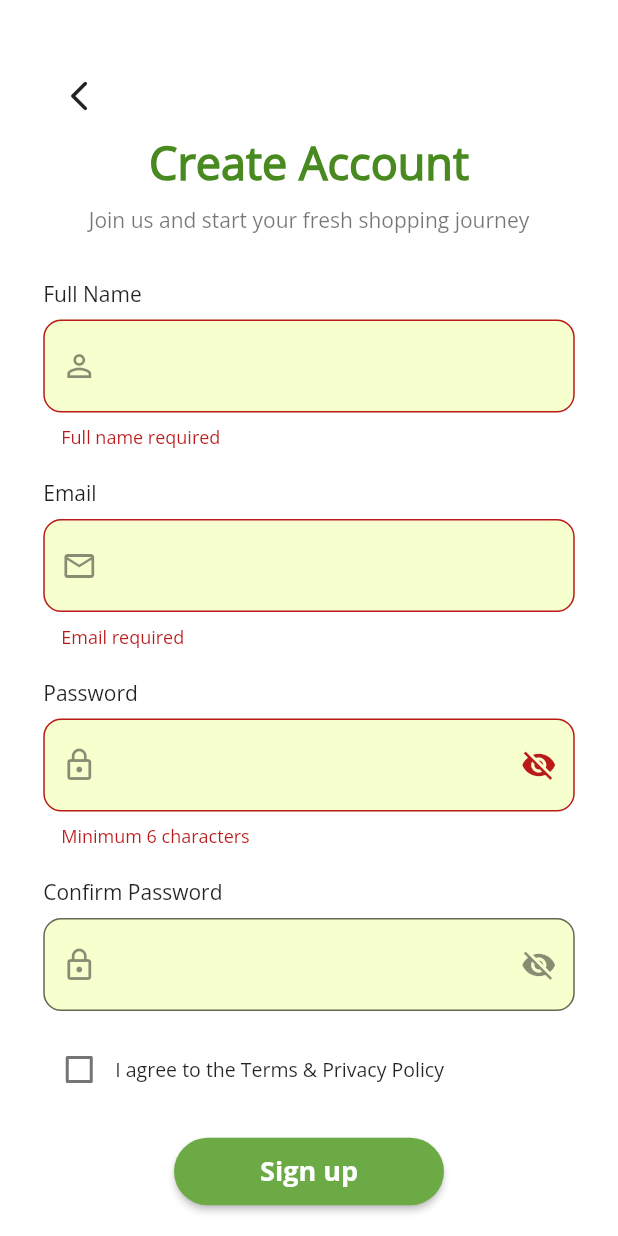
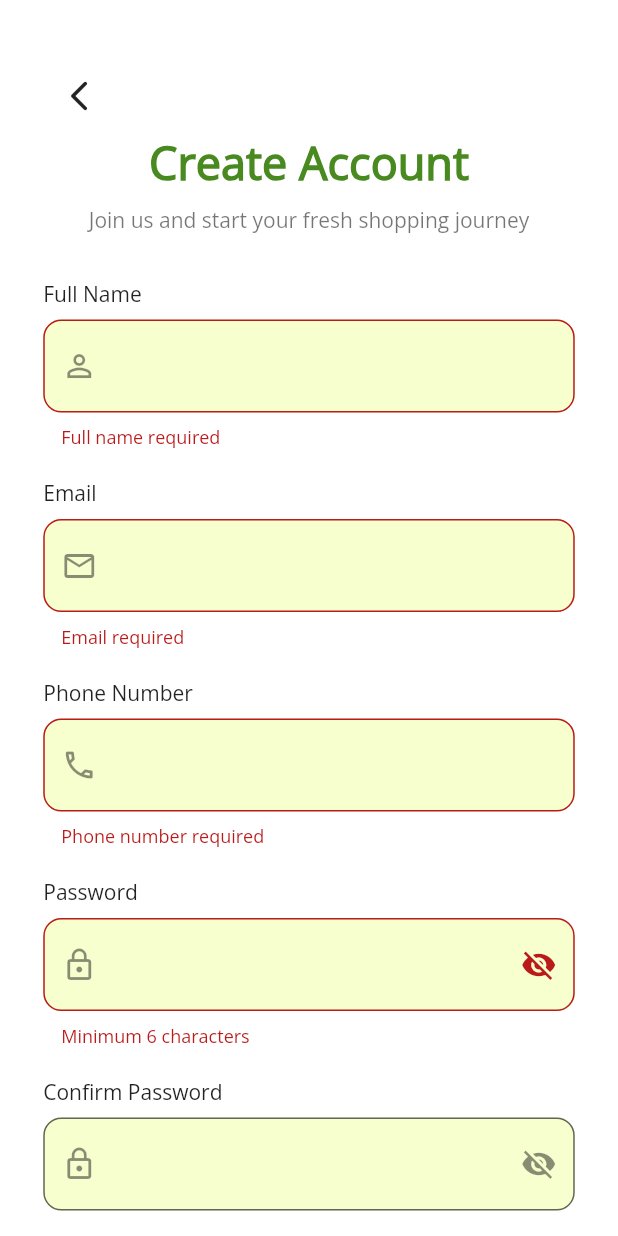
Before and after one commit to Sabyatakarki/mini_grocery_app, a Flutter app: the CreateAccountScreen screen opened directly, after a tap on "Sign up", on a phone screen of 412 x 824 dp. Run offline on Flutter 3.47's test engine with Material 3 defaults, Android fonts, the phone set to English and light mode, and no system bars; our stand-ins replace connectivity_plus, dartz, dio, equatable, flutter_riverpod, flutter_secure_storage and 3 more; missing offline and left inert: dio_smart_retry; accounts and stored records are empty.

Commit message:
final code of sprint 4

```diff
--- a/lib/features/auth/presentation/pages/createaccountscreen.dart
+++ b/lib/features/auth/presentation/pages/createaccountscreen.dart
@@ -19,6 +19,7 @@ class _CreateAccountScreenState extends ConsumerState<CreateAccountScreen> {
 
   final TextEditingController fullNameController = TextEditingController();
   final TextEditingController emailController = TextEditingController();
+  final TextEditingController phoneController = TextEditingController();
   final TextEditingController passController = TextEditingController();
   final TextEditingController confirmPassController = TextEditingController();
 
@@ -31,6 +32,7 @@ class _CreateAccountScreenState extends ConsumerState<CreateAccountScreen> {
   void dispose() {
     fullNameController.dispose();
     emailController.dispose();
+    phoneController.dispose();
     passController.dispose();
     confirmPassController.dispose();
     super.dispose();
@@ -58,6 +60,7 @@ class _CreateAccountScreenState extends ConsumerState<CreateAccountScreen> {
           fullName: fullNameController.text.trim(),
           email: emailController.text.trim(),
           username: emailController.text.trim(),
+          phoneNumber: phoneController.text.trim(), // added phone
           password: passController.text.trim(),
         ),
       );
@@ -71,6 +74,8 @@ class _CreateAccountScreenState extends ConsumerState<CreateAccountScreen> {
         email: newUser.email,
         fullName: newUser.fullName,
         username: newUser.username,
+        phoneNumber: newUser.phoneNumber,
+
       );
 
       if (!mounted) return;
@@ -154,6 +159,21 @@ class _CreateAccountScreenState extends ConsumerState<CreateAccountScreen> {
                   validator: (v) {
                     if (v == null || v.isEmpty) return "Email required";
                     if (!v.contains('@')) return "Invalid email";
+                    return null;
+                  },
+                ),
+
+                const SizedBox(height: 20),
+
+                // PHONE NUMBER
+                _buildField(
+                  label: "Phone Number",
+                  controller: phoneController,
+                  icon: Icons.phone_outlined,
+                  validator: (v) {
+                    if (v == null || v.isEmpty) return "Phone number required";
+                    final regex = RegExp(r'^\d{10}$'); // 10 digits
+                    if (!regex.hasMatch(v)) return "Phone Number must be 10 digits";
                     return null;
                   },
                 ),
--- a/pubspec.yaml
+++ b/pubspec.yaml
@@ -128,6 +128,6 @@ flutter:
 #this is the code to change the app icon
 flutter_launcher_icons:
   android: "launcher_icon"
-  image_path: "assets/icons/app_icons.png"
+  image_path: "assets/icons/sales.png"
   min_sdk_version: 21
   remove_alpha_ios: true
```
Also changed, not shown: 6 other files.
